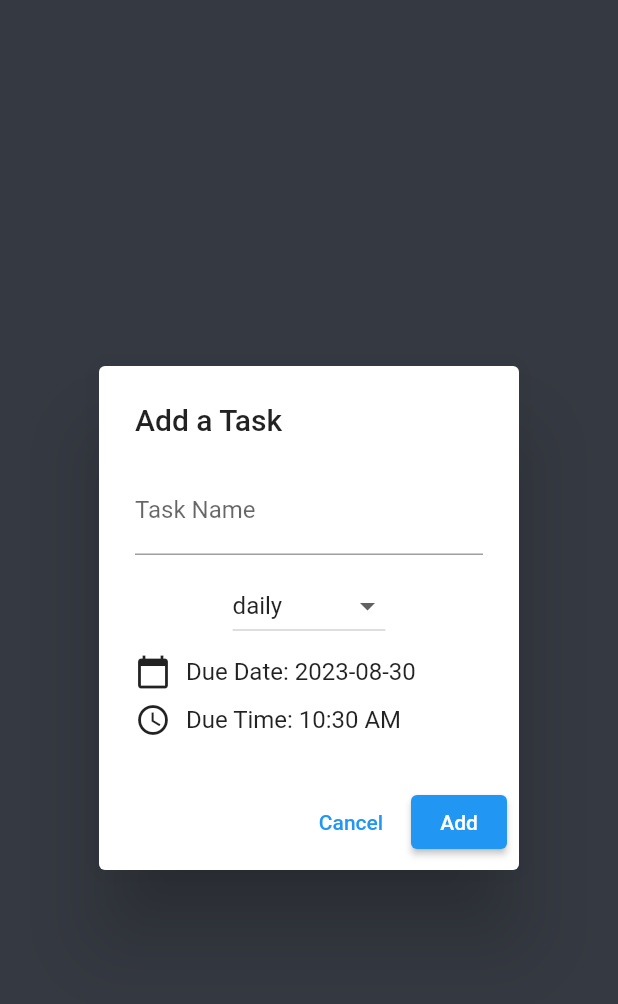
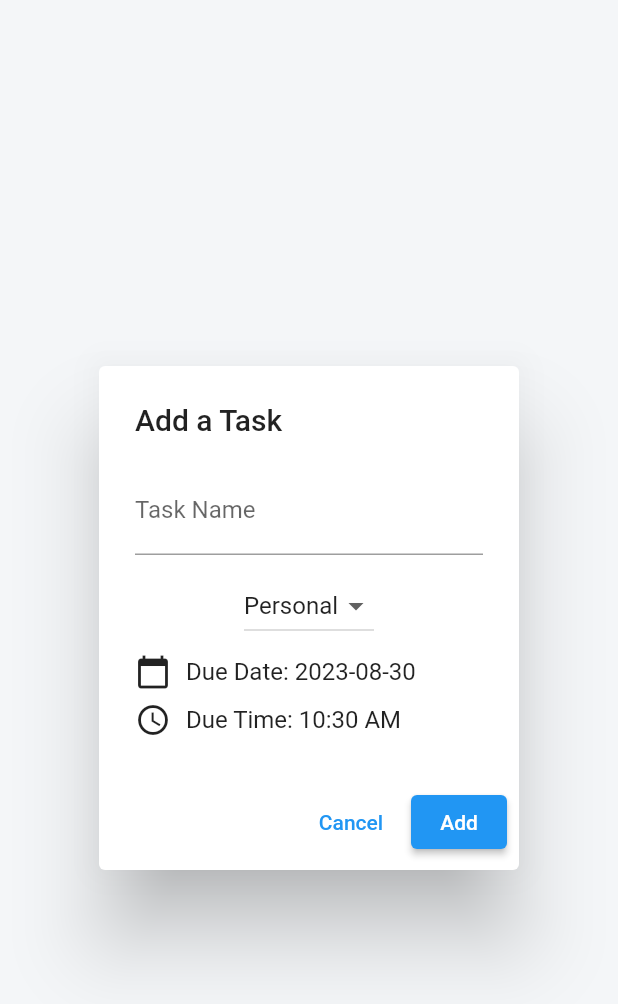
Before and after one commit to Runa02/Schedule-Reminder, a Flutter app: the AddTaskDialog widget shown alone on an empty page, opened directly, on a phone screen of 412 x 824 dp. Shown: the top 1004 px of the screen. Run offline on Flutter 3.47's test engine with Material 2 defaults, Android fonts, the phone set to English and light mode, and no system bars; our stand-ins replace flutter_local_notifications, shared_preferences, timezone; accounts and stored records are empty.

Commit message:
fix category dan update tampilan

```diff
--- a/lib/main.dart
+++ b/lib/main.dart
@@ -13,11 +13,12 @@ class Task {
   String category;
   bool isDone;
 
-  Task(
-      {required this.title,
-      required this.dueDateTime,
-      this.category = 'single time',
-      this.isDone = false});
+  Task({
+    required this.title,
+    required this.dueDateTime,
+    this.category = 'All',
+    this.isDone = false,
+  });
 }
 
 class MyApp extends StatelessWidget {
@@ -28,7 +29,7 @@ class MyApp extends StatelessWidget {
     return MaterialApp(
       debugShowCheckedModeBanner: false,
       home: const TodoListScreen(),
-      theme: ThemeData(scaffoldBackgroundColor: const Color(0xFF353941)),
+      theme: ThemeData(scaffoldBackgroundColor: const Color(0xFFF4F6F8)),
     );
   }
 }
--- a/lib/models/task.dart
+++ b/lib/models/task.dart
@@ -7,6 +7,6 @@ class Task {
   Task(
       {required this.title,
       required this.dueDateTime,
-      this.category = 'single time',
+      this.category = 'All',
       this.isDone = false});
 }
--- a/lib/todo/addtaskdialog.dart
+++ b/lib/todo/addtaskdialog.dart
@@ -10,7 +10,7 @@ class _AddTaskDialogState extends State<AddTaskDialog> {
   final _textController = TextEditingController();
   DateTime _selectedDate = DateTime.now();
   late TimeOfDay _selectedTime;
-  String _selectedCategory = 'daily';
+  String _selectedCategory = 'Personal';
 
   @override
   void initState() {
@@ -65,7 +65,7 @@ class _AddTaskDialogState extends State<AddTaskDialog> {
                 _selectedCategory = newValue!;
               });
             },
-            items: ['daily', 'single time']
+            items: ['Personal', 'Work', 'Birthday']
                 .map<DropdownMenuItem<String>>((String category) {
               return DropdownMenuItem<String>(
                 value: category,
```
Also changed, not shown: lib/todo/todoscreen.dart (+64 -42 lines).
